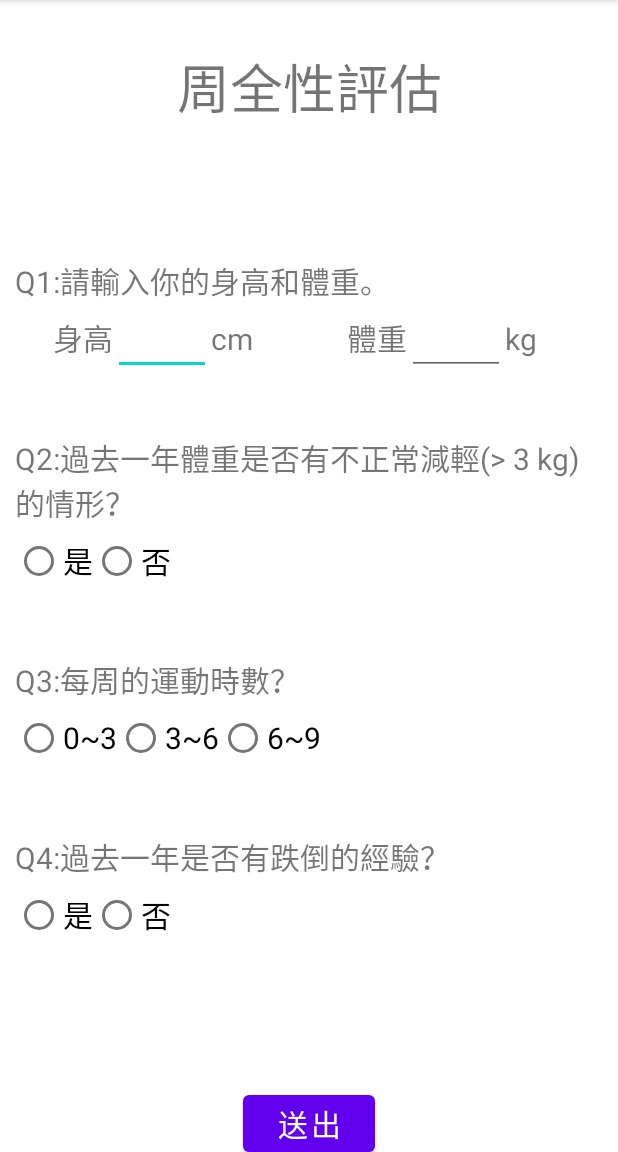
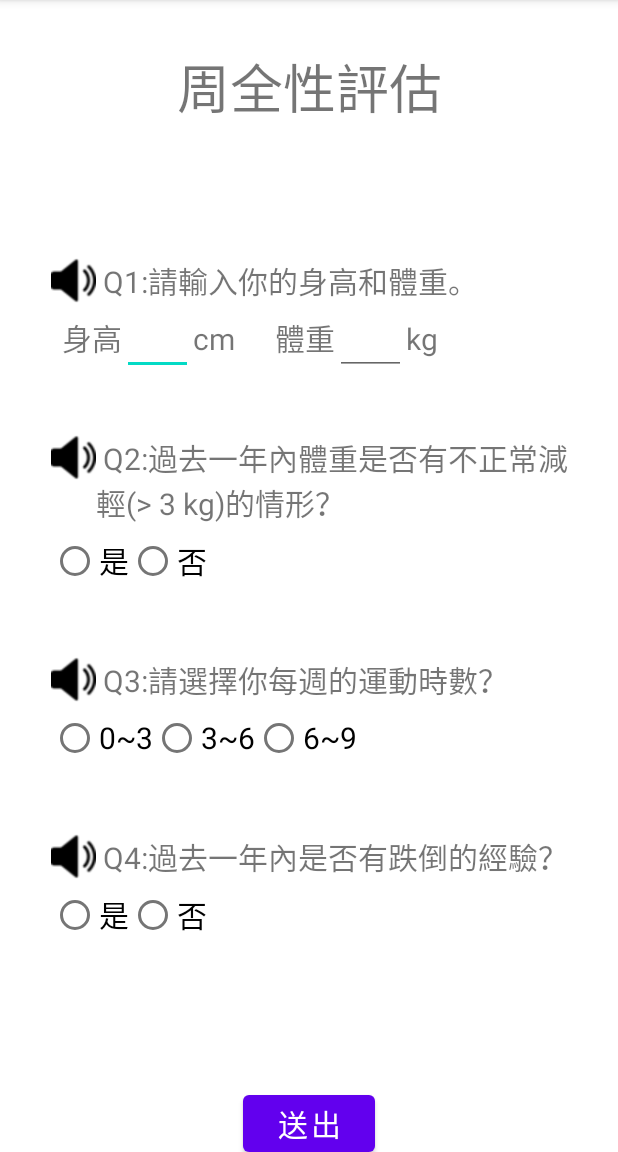
Before and after one commit to OscarShiang/sportlight, an Android app: the Question screen opened directly, with no data from a screen before it, on a phone screen of 412 x 824 dp, the part 84-1236 px from its top. Run offline under Robolectric (Android 15) with nearby library versions, the phone set to English and light mode, and no system bars.

Commit message:
Add question.mp3

```diff
--- a/app/src/main/java/com/example/sportlight/Question.java
+++ b/app/src/main/java/com/example/sportlight/Question.java
@@ -4,17 +4,22 @@ import androidx.annotation.Nullable;
 import androidx.appcompat.app.AppCompatActivity;
 
 import android.content.Intent;
+import android.media.MediaPlayer;
 import android.os.Bundle;
 import android.view.View;
 import android.widget.Button;
+import android.widget.ImageView;
 import android.widget.RadioGroup;
 import android.widget.TextView;
 import android.widget.Toast;
+
+import java.io.IOException;
 
 public class Question extends AppCompatActivity {
 
     private TextView heightText, weightText;
     private Button send;
+    private ImageView speaker1, speaker2, speaker3, speaker4;
 
     private RadioGroup abnoramlRadios;
     private RadioGroup exerciseRadios;
@@ -23,6 +28,8 @@ public class Question extends AppCompatActivity {
     private ApiEntry apiEntry;
 
     private int score;
+
+    MediaPlayer mediaPlayer;
 
     @Override
     protected void onCreate(Bundle savedInstanceState) {
@@ -43,6 +50,11 @@ public class Question extends AppCompatActivity {
 
         send = findViewById(R.id.sendButton);
 
+        speaker1 = findViewById(R.id.speaker1);
+        speaker2 = findViewById(R.id.speaker2);
+        speaker3 = findViewById(R.id.speaker3);
+        speaker4 = findViewById(R.id.speaker4);
+
         abnoramlRadios = findViewById(R.id.abnormal_weight);
         exerciseRadios = findViewById(R.id.exercise_kind);
         fallRadios = findViewById(R.id.fall_down);
@@ -62,6 +74,62 @@ public class Question extends AppCompatActivity {
     }
 
     public void buttonClickEvent() {
+        speaker1.setOnClickListener(new View.OnClickListener() {
+            @Override
+            public void onClick(View v) {
+                mediaPlayer = new MediaPlayer();
+                mediaPlayer = MediaPlayer.create(Question.this, R.raw.q1);
+                mediaPlayer.start();
+                mediaPlayer.setOnCompletionListener(new MediaPlayer.OnCompletionListener() {
+                    @Override
+                    public void onCompletion(MediaPlayer mediaPlayer) {
+                        mediaPlayer.release();
+                    }
+                });
+            }
+        });
+        speaker2.setOnClickListener(new View.OnClickListener() {
+            @Override
+            public void onClick(View v) {
+                mediaPlayer = new MediaPlayer();
+                mediaPlayer = MediaPlayer.create(Question.this, R.raw.q2);
+                mediaPlayer.start();
+                mediaPlayer.setOnCompletionListener(new MediaPlayer.OnCompletionListener() {
+                    @Override
+                    public void onCompletion(MediaPlayer mediaPlayer) {
+                        mediaPlayer.release();
+                    }
+                });
+            }
+        });
+        speaker3.setOnClickListener(new View.OnClickListener() {
+            @Override
+            public void onClick(View v) {
+                mediaPlayer = new MediaPlayer();
+                mediaPlayer = MediaPlayer.create(Question.this, R.raw.q3);
+                mediaPlayer.start();
+                mediaPlayer.setOnCompletionListener(new MediaPlayer.OnCompletionListener() {
+                    @Override
+                    public void onCompletion(MediaPlayer mediaPlayer) {
+                        mediaPlayer.release();
+                    }
+                });
+            }
+        });
+        speaker4.setOnClickListener(new View.OnClickListener() {
+            @Override
+            public void onClick(View v) {
+                mediaPlayer = new MediaPlayer();
+                mediaPlayer = MediaPlayer.create(Question.this, R.raw.q4);
+                mediaPlayer.start();
+                mediaPlayer.setOnCompletionListener(new MediaPlayer.OnCompletionListener() {
+                    @Override
+                    public void onCompletion(MediaPlayer mediaPlayer) {
+                        mediaPlayer.release();
+                    }
+                });
+            }
+        });
         send.setOnClickListener(new View.OnClickListener() {
             @Override
             public void onClick(View v) {
--- a/app/src/main/res/layout/activity_question.xml
+++ b/app/src/main/res/layout/activity_question.xml
@@ -34,15 +34,27 @@
             <LinearLayout
                 android:id="@+id/question1"
                 android:layout_height="wrap_content"
-                android:layout_width="match_parent"
+                android:layout_width="wrap_content"
                 android:layout_marginTop="20dp"
                 android:layout_marginBottom="20dp"
                 android:orientation="vertical">
+                <LinearLayout
+                    android:layout_height="wrap_content"
+                    android:layout_width="wrap_content"
+                    android:orientation="horizontal">
+                    <ImageView
+                        android:id="@+id/speaker1"
+                        android:layout_width="30dp"
+                        android:layout_height="30dp"
+                        android:src="@drawable/volume"
+                        tools:layout_editor_absoluteX="0dp"
+                        tools:layout_editor_absoluteY="155dp" />
                     <TextView
                         android:layout_width="wrap_content"
                         android:layout_height="wrap_content"
                         android:textSize="20sp"
-                    android:text="Q1:請輸入你的身高和體重。"/>
+                        android:text=" Q1:請輸入你的身高和體重。"/>
+                </LinearLayout>
                 <LinearLayout
                     android:layout_width="match_parent"
                     android:layout_height="match_parent"
@@ -95,15 +107,27 @@
             <LinearLayout
                 android:id="@+id/question2"
                 android:layout_height="wrap_content"
-                android:layout_width="wrap_content"
+                android:layout_width="match_parent"
                 android:layout_marginTop="20dp"
                 android:layout_marginBottom="20dp"
                 android:orientation="vertical">
+                <LinearLayout
+                    android:layout_height="wrap_content"
+                    android:layout_width="match_parent"
+                    android:orientation="horizontal">
+                    <ImageView
+                        android:id="@+id/speaker2"
+                        android:layout_width="30dp"
+                        android:layout_height="30dp"
+                        android:src="@drawable/volume"
+                        tools:layout_editor_absoluteX="0dp"
+                        tools:layout_editor_absoluteY="155dp" />
                     <TextView
                         android:layout_width="wrap_content"
                         android:layout_height="wrap_content"
                         android:textSize="20sp"
-                    android:text="Q2:過去一年體重是否有不正常減輕(> 3 kg)的情形？"/>
+                        android:text=" Q2:過去一年內體重是否有不正常減輕(> 3 kg)的情形？"/>
+                </LinearLayout>
                 <RadioGroup
                     android:id="@+id/abnormal_weight"
                     android:layout_width="wrap_content"
@@ -127,18 +151,30 @@
             <LinearLayout
                 android:id="@+id/question3"
                 android:layout_height="wrap_content"
-                android:layout_width="wrap_content"
+                android:layout_width="match_parent"
                 android:layout_marginTop="20dp"
                 android:layout_marginBottom="20dp"
                 android:orientation="vertical">
+                <LinearLayout
+                    android:layout_height="wrap_content"
+                    android:layout_width="match_parent"
+                    android:orientation="horizontal">
+                    <ImageView
+                        android:id="@+id/speaker3"
+                        android:layout_width="30dp"
+                        android:layout_height="30dp"
+                        android:src="@drawable/volume"
+                        tools:layout_editor_absoluteX="0dp"
+                        tools:layout_editor_absoluteY="155dp" />
                     <TextView
                         android:layout_width="wrap_content"
                         android:layout_height="wrap_content"
                         android:textSize="20sp"
-                    android:text="Q3:每周的運動時數？"/>
+                        android:text=" Q3:請選擇你每週的運動時數？"/>
+                </LinearLayout>
                 <RadioGroup
                     android:id="@+id/exercise_kind"
-                    android:layout_width="wrap_content"
+                    android:layout_width="match_parent"
                     android:layout_height="wrap_content"
                     android:orientation="horizontal">
                     <RadioButton
@@ -169,14 +205,26 @@
                 android:layout_marginTop="20dp"
                 android:layout_marginBottom="20dp"
                 android:orientation="vertical">
+                <LinearLayout
+                    android:layout_height="wrap_content"
+                    android:layout_width="match_parent"
+                    android:orientation="horizontal">
+                    <ImageView
+                        android:id="@+id/speaker4"
+                        android:layout_width="30dp"
+                        android:layout_height="30dp"
+                        android:src="@drawable/volume"
+                        tools:layout_editor_absoluteX="0dp"
+                        tools:layout_editor_absoluteY="155dp" />
                     <TextView
                         android:layout_width="wrap_content"
                         android:layout_height="wrap_content"
                         android:textSize="20sp"
-                    android:text="Q4:過去一年是否有跌倒的經驗？"/>
+                        android:text=" Q4:過去一年內是否有跌倒的經驗？"/>
+                </LinearLayout>
                 <RadioGroup
                     android:id="@+id/fall_down"
-                    android:layout_width="wrap_content"
+                    android:layout_width="match_parent"
                     android:layout_height="wrap_content"
                     android:orientation="horizontal">
                     <RadioButton
```
Also changed, not shown: app/src/main/res/drawable/volume.png (added), 4 other files. Lines whose indentation alone changed are shown as unchanged.
